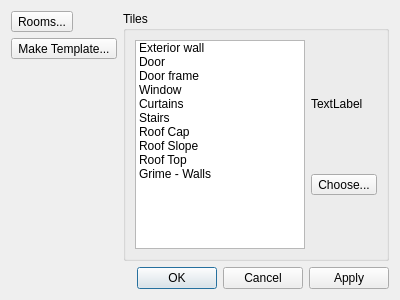
timbaker/buildinged, file src/tiled/BuildingEditor/buildingpropertiesdialog.ui: the form before one commit.
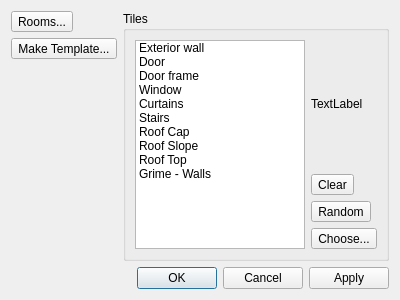
The form after the commit.

Commit message: Applied all changes from the 'basements' branch of TileZed.

```diff
--- a/src/tiled/BuildingEditor/buildingpropertiesdialog.ui
+++ b/src/tiled/BuildingEditor/buildingpropertiesdialog.ui
@@ -128,6 +128,20 @@
             </property>
            </widget>
           </item>
+          <item>
+           <widget class="QToolButton" name="clearTile">
+            <property name="text">
+             <string>Clear</string>
+            </property>
+           </widget>
+          </item>
+          <item>
+           <widget class="QToolButton" name="randomTile">
+            <property name="text">
+             <string>Random</string>
+            </property>
+           </widget>
+          </item>
           <item>
            <widget class="QToolButton" name="chooseTile">
             <property name="text">
```
The commit also changes 734 other files.
